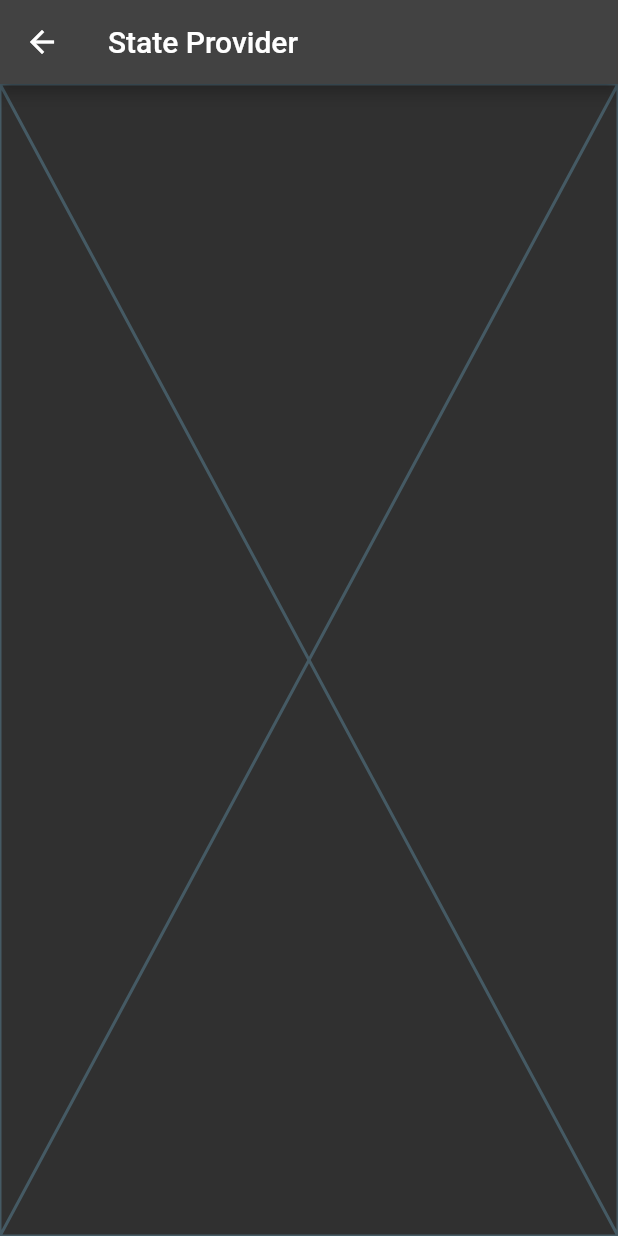
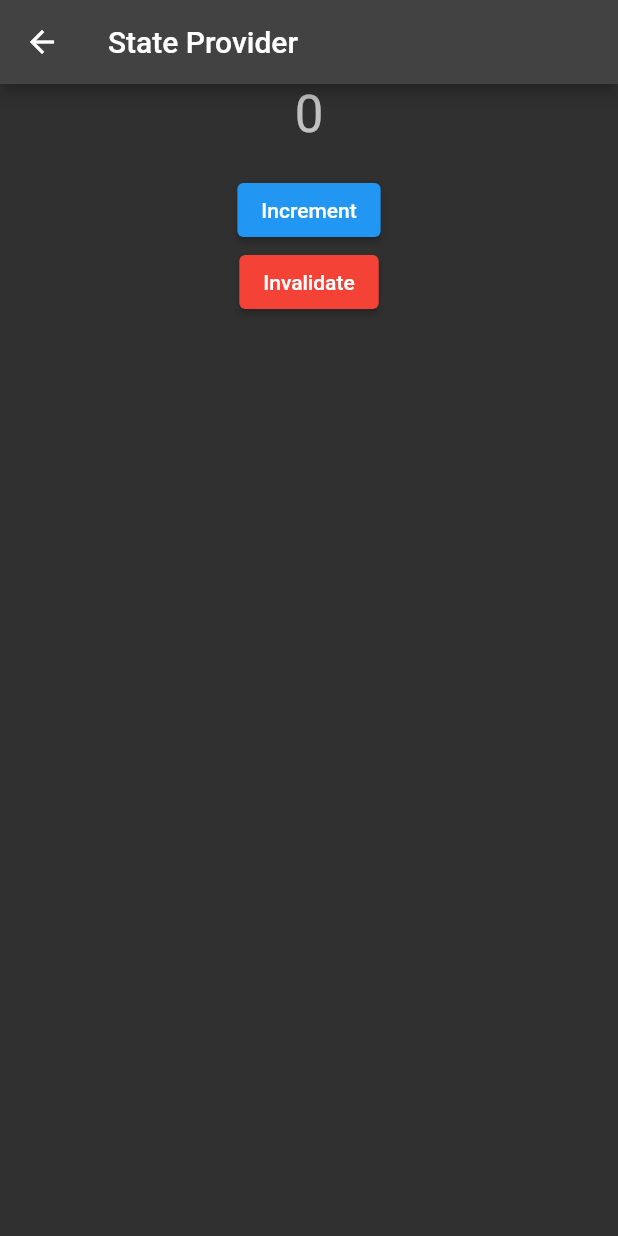
Before and after one commit to luhluh-17/riverpod_basics, a Flutter app: the StateProviderView screen opened directly, on a phone screen of 412 x 824 dp. Run offline on Flutter 3.47's test engine with Material 2 defaults, Android fonts, the phone set to English and light mode, and no system bars; our stand-ins replace hooks_riverpod.

Commit message:
add state provider sample

```diff
--- a/lib/ui/views/state_provider_view.dart
+++ b/lib/ui/views/state_provider_view.dart
@@ -1,15 +1,48 @@
 import 'package:flutter/material.dart';
+import 'package:hooks_riverpod/hooks_riverpod.dart';
 
-class StateProviderView extends StatelessWidget {
+// user autoDispose to dispose of the state when no longer needed
+final valueStateProvider = StateProvider.autoDispose<int>((ref) => 0);
+
+// final valueStateProvider = StateProvider<int>((ref) => 42);
+
+class StateProviderView extends ConsumerWidget {
   const StateProviderView({super.key});
 
   @override
-  Widget build(BuildContext context) {
+  Widget build(BuildContext context, WidgetRef ref) {
+    final value = ref.watch(valueStateProvider);
+
     return Scaffold(
       appBar: AppBar(
         title: const Text('State Provider'),
       ),
-      body: const Placeholder(),
+      body: Center(
+        child: Column(
+          children: [
+            Text(
+              value.toString(),
+              style: Theme.of(context).textTheme.headlineMedium,
+            ),
+            const SizedBox(height: 20),
+            ElevatedButton(
+              onPressed: () {
+                ref.read(valueStateProvider.notifier).state++;
+              },
+              child: const Text('Increment'),
+            ),
+            ElevatedButton(
+              style: ButtonStyle(
+                backgroundColor: MaterialStateProperty.all<Color>(Colors.red),
+              ),
+              onPressed: () {
+                ref.invalidate(valueStateProvider);
+              },
+              child: const Text('Invalidate'),
+            ),
+          ],
+        ),
+      ),
     );
   }
 }
```
